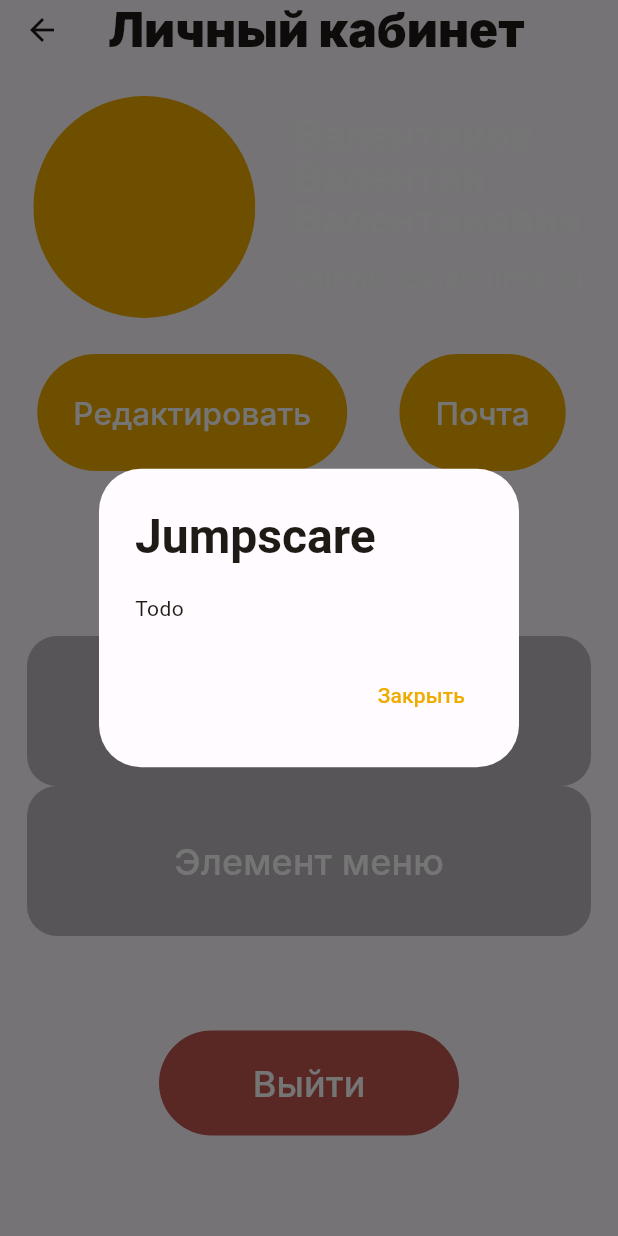
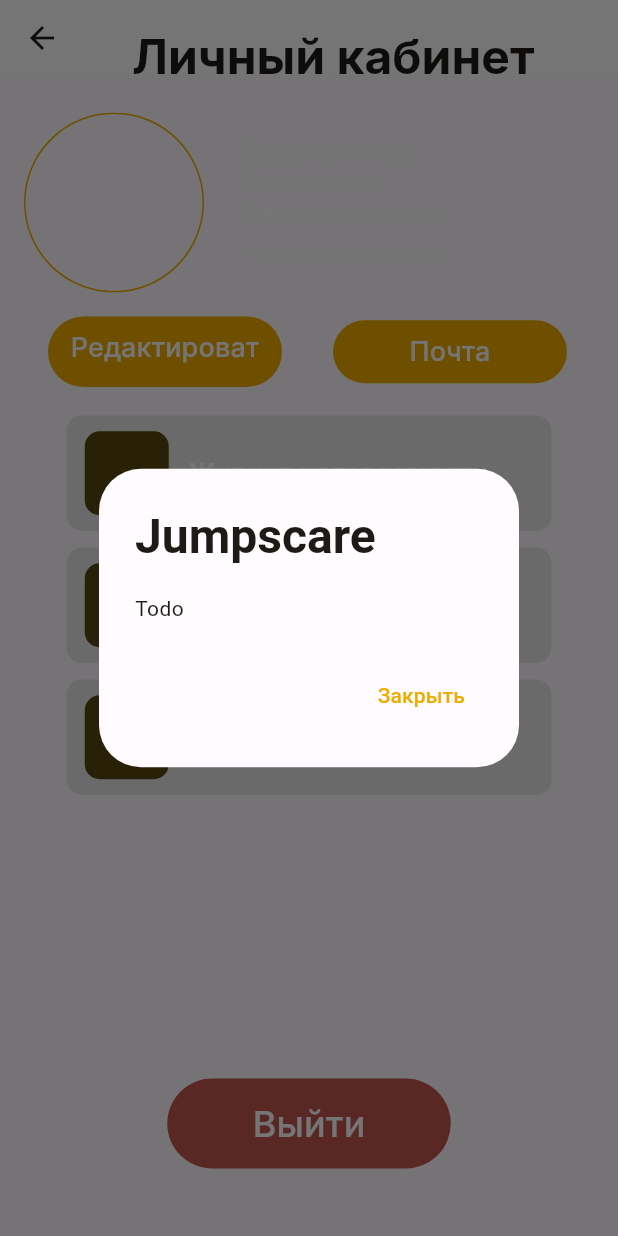
Before and after one commit to xander-07/IQJ, a Flutter app: the AccountScreen screen opened by its route, after a tap on "Редактировать", on a phone screen of 412 x 824 dp. Run offline on Flutter 3.47's test engine with Material 3 defaults, Android fonts, the phone set to English and light mode, and no system bars; our stand-ins replace audioplayers, bloc, cloud_firestore, file_picker, firebase_auth, firebase_core and 11 more; missing offline and left inert: dart:html; accounts and stored records are empty; network calls fail; Roboto replaces fonts that are missing (Inter); project files that could hold a hidden picture were left out.

Commit message:
ЛК исправлен дизайн в соответствии с шаблоном

```diff
--- a/lib/features/account/domain/editButton.dart
+++ b/lib/features/account/domain/editButton.dart
@@ -12,7 +12,7 @@ void showMenuDialog(BuildContext context) {
       ),
     ),
     onPressed: () {
-
+      Navigator.of(context).pop();
     },
   );
 
@@ -45,36 +45,44 @@ class EditButton extends StatefulWidget {
   _EditButtonState createState() => _EditButtonState();
 }
 
-
-
 class _EditButtonState extends State<EditButton> {
   @override
   Widget build(BuildContext context) {
     return Container(
-      margin: const EdgeInsets.only(right: 10),
+      //margin: const EdgeInsets.only(left: 5),
+      child: SizedBox(
+        width: 158,
+        height: 47,
+        child: Align(
+          alignment: Alignment.centerLeft,
           child: TextButton(
             style: ElevatedButton.styleFrom(
-            //alignment: Alignment.center,
-            backgroundColor: const Color.fromARGB(255, 239, 172, 0),
-            padding: const EdgeInsets.all(24),
+              alignment: Alignment.center,
+              backgroundColor: const Color(0xFFEFAC00),
+              padding: const EdgeInsets.symmetric(horizontal: 10, vertical: 8),
               shape: RoundedRectangleBorder(
-              borderRadius: BorderRadius.circular(60),
+                borderRadius: BorderRadius.circular(35),
               ),
             ),
             onPressed: () {
               showMenuDialog(context);
             },
-          child: const Text(
+            child: const SizedBox(
+              width: 136,
+              child: Text(
                 "Редактировать",
                 style: TextStyle(
                   color: Colors.white,
                   fontFamily: 'Inter',
-              fontSize: 21,
+                  fontSize: 18,
                   fontWeight: FontWeight.w500,
+                ),
+                textAlign: TextAlign.center,
+              ),
+            ),
           ),
         ),
       ),
     );
   }
-
 }
--- a/lib/features/account/domain/listButton.dart
+++ b/lib/features/account/domain/listButton.dart
@@ -19,7 +19,6 @@ void showMenuDialog(BuildContext context) {
       ),
     ),
     onPressed: () {
-
     },
   );
 
@@ -51,29 +50,135 @@ class _ListButtonState extends State<ListButton> {
 
   @override
   Widget build(BuildContext context) {
-    return Container(
+    return Column(
+      children: [
+        // Первый контейнер
+        Container(
+          height: 77,
+          width: 323,
           margin: const EdgeInsets.only(left:10, right: 10),
           child: TextButton(
             style: ElevatedButton.styleFrom(
-            backgroundColor: Colors.black26,
+              backgroundColor: Theme.of(context).brightness == Brightness.light
+                  ? const Color(0xFFE8E8E8)
+                  : const Color(0xFF2C2D2F),
               minimumSize: const Size.fromHeight(100),
               shape: RoundedRectangleBorder(
-              borderRadius: BorderRadius.circular(20),
+                borderRadius: BorderRadius.circular(10),
               ),
             ),
             onPressed: () {
               showMenuDialog(context);
             },
-          child: const Text(
-            "Элемент меню",
+            child: Row(
+              children: [
+                Container(
+                  width: 56,
+                  height: 56,
+                  decoration: BoxDecoration(
+                    borderRadius: BorderRadius.circular(10),
+                    color: Color(0xFF594512),
+                  ),
+                ),
+                const SizedBox(width: 13),
+                const Text(
+                  "Журнал успеваемости",
                   style: TextStyle(
                     color: Colors.white,
                     fontFamily: 'Inter',
-              fontSize: 24,
-              fontWeight: FontWeight.w500,
+                    fontSize: 17,
+                    fontWeight: FontWeight.w700,
+                  ),
+                ),
+              ],
             ),
           ),
         ),
+        SizedBox(height: 11,),
+        Container(
+          height: 77,
+          width: 323,
+          margin: const EdgeInsets.only(left:10, right: 10),
+          child: TextButton(
+            style: ElevatedButton.styleFrom(
+              backgroundColor: Theme.of(context).brightness == Brightness.light
+                  ? const Color(0xFFE8E8E8)
+                  : const Color(0xFF2C2D2F),
+              minimumSize: const Size.fromHeight(100),
+              shape: RoundedRectangleBorder(
+                borderRadius: BorderRadius.circular(10),
+              ),
+            ),
+            onPressed: () {
+              showMenuDialog(context);
+            },
+            child: Row(
+              children: [
+                Container(
+                  width: 56,
+                  height: 56,
+                  decoration: BoxDecoration(
+                    borderRadius: BorderRadius.circular(10),
+                    color: Color(0xFF594512),
+                  ),
+                ),
+                const SizedBox(width: 13),
+                const Text(
+                  "Объявления",
+                  style: TextStyle(
+                    color: Colors.white,
+                    fontFamily: 'Inter',
+                    fontSize: 17,
+                    fontWeight: FontWeight.w700,
+                  ),
+                ),
+              ],
+            ),
+          ),
+        ),
+        SizedBox(height: 11,),
+        Container(
+          height: 77,
+          width: 323,
+          margin: const EdgeInsets.only(left:10, right: 10),
+          child: TextButton(
+            style: ElevatedButton.styleFrom(
+              backgroundColor: Theme.of(context).brightness == Brightness.light
+                  ? const Color(0xFFE8E8E8)
+                  : const Color(0xFF2C2D2F),
+              minimumSize: const Size.fromHeight(100),
+              shape: RoundedRectangleBorder(
+                borderRadius: BorderRadius.circular(10),
+              ),
+            ),
+            onPressed: () {
+              showMenuDialog(context);
+            },
+            child: Row(
+              children: [
+                Container(
+                  width: 56,
+                  height: 56,
+                  decoration: BoxDecoration(
+                    borderRadius: BorderRadius.circular(10),
+                    color: Color(0xFF594512),
+                  ),
+                ),
+                const SizedBox(width: 13),
+                const Text(
+                  "Что-то ещё",
+                  style: TextStyle(
+                    color: Colors.white,
+                    fontFamily: 'Inter',
+                    fontSize: 17,
+                    fontWeight: FontWeight.w700,
+                  ),
+                ),
+              ],
+            ),
+          ),
+        ),
+      ],
     );
   }
 }
--- a/lib/features/account/domain/logoffButton.dart
+++ b/lib/features/account/domain/logoffButton.dart
@@ -66,15 +66,17 @@ class LogoffButton extends StatefulWidget {
 class _LogoffButtonState extends State<LogoffButton> {
   @override
   Widget build(BuildContext context) {
-    return Container(
-
+    return Padding(
+      padding: const EdgeInsets.only(bottom: 45.0), // задайте нужное значение отступа
+      child: Container(
+        height: 60,
+        width: 189,
         child: TextButton(
           style: ElevatedButton.styleFrom(
             //alignment: Alignment.center,
-            backgroundColor: const Color.fromARGB(255, 193, 85, 78),
-            fixedSize: Size(200, 70),
+            backgroundColor: const Color(0xFFC1554E),
             shape: RoundedRectangleBorder(
-              borderRadius: BorderRadius.circular(60),
+              borderRadius: BorderRadius.circular(35),
             ),
           ),
           onPressed: () {
@@ -90,7 +92,7 @@ class _LogoffButtonState extends State<LogoffButton> {
             ),
           ),
         ),
+      ),
     );
   }
-
 }
--- a/lib/features/account/domain/mailButton.dart
+++ b/lib/features/account/domain/mailButton.dart
@@ -51,30 +51,40 @@ class _MailButtonState extends State<MailButton> {
   @override
   Widget build(BuildContext context) {
     return Container(
-      margin: const EdgeInsets.only(right: 10),
+      //margin: const EdgeInsets.only(left: 5),
+      child: SizedBox(
+        width: 158,
+        height: 47,
+        child: Align(
+          alignment: Alignment.centerLeft,
           child: TextButton(
             style: ElevatedButton.styleFrom(
-            //alignment: Alignment.center,
-            backgroundColor: const Color.fromARGB(255, 239, 172, 0),
-            padding: const EdgeInsets.all(24),
+              alignment: Alignment.center,
+              backgroundColor: const Color(0xFFEFAC00),
+              padding: const EdgeInsets.symmetric(horizontal: 10, vertical: 8),
               shape: RoundedRectangleBorder(
-              borderRadius: BorderRadius.circular(60),
+                borderRadius: BorderRadius.circular(35),
               ),
             ),
             onPressed: () {
               showMenuDialog(context);
             },
-          child: const Text(
+            child: const SizedBox(
+              width: 136,
+              child: Text(
                 "Почта",
                 style: TextStyle(
                   color: Colors.white,
                   fontFamily: 'Inter',
-              fontSize: 21,
+                  fontSize: 18,
                   fontWeight: FontWeight.w500,
+                ),
+                textAlign: TextAlign.center,
+              ),
+            ),
           ),
         ),
       ),
     );
   }
-
 }
--- a/lib/features/account/domain/profileInfo.dart
+++ b/lib/features/account/domain/profileInfo.dart
@@ -21,18 +21,19 @@ class _ProfileInfoState extends State<ProfileInfo> {
             "Валентинов\nВалентин\nВалентинович",
             style: TextStyle(
               color: Colors.white,
-              fontSize: 28,
-              fontWeight: FontWeight.bold,
+              fontSize: 20,
+              fontWeight: FontWeight.w500,
               height: 1,
             ),
             textAlign: TextAlign.left,
           ),
-          SizedBox(height: 10,),
+          SizedBox(height: 7,),
           Text(
             "valentinov@mirea.ru",
             style: TextStyle(
               color: Colors.white,
-              fontSize: 21,
+              fontSize: 14,
+              fontWeight: FontWeight.w500,
             ),
           ),
         ],
--- a/lib/features/account/domain/profilePicture.dart
+++ b/lib/features/account/domain/profilePicture.dart
@@ -14,12 +14,18 @@ class _ProfilePictureState extends State<ProfilePicture> {
   @override
   Widget build(BuildContext context) {
     return Container(
+      height: 120,
+      width: 120,
       //alignment: Alignment.center,
       child: ClipRRect(
+
         borderRadius: BorderRadius.circular(2.0),
         child: Container(
-          padding: EdgeInsets.all(2), // Border width
-          decoration: BoxDecoration(color: const Color(0xFFEFAC00), shape: BoxShape.circle),
+          padding: EdgeInsets.all(1), // Border width
+          decoration: BoxDecoration(
+            shape: BoxShape.circle,
+            border: Border.all(width: 1.0, color: Color(0xFFEFAC00)),
+          ),
           child: ClipOval(
             child: SizedBox.fromSize(
               size: Size.fromRadius(72), // Image radius
--- a/lib/features/account/presentation/screens/account_screen.dart
+++ b/lib/features/account/presentation/screens/account_screen.dart
@@ -1,11 +1,10 @@
 import 'package:flutter/material.dart';
-import 'package:flutter/widgets.dart';
+import 'package:iqj/features/account/domain/editButton.dart';
+import 'package:iqj/features/account/domain/listButton.dart';
+import 'package:iqj/features/account/domain/logoffButton.dart';
 import 'package:iqj/features/account/domain/mailButton.dart';
+import 'package:iqj/features/account/domain/profileInfo.dart';
 import 'package:iqj/features/account/domain/profilePicture.dart';
-import 'package:iqj/features/account/domain/profileInfo.dart';
-import 'package:iqj/features/account/domain/listButton.dart';
-import 'package:iqj/features/account/domain/editButton.dart';
-import 'package:iqj/features/account/domain/logoffButton.dart';
 // import 'package:iqj/main.dart';
 
 class AccountScreen extends StatefulWidget {
@@ -80,74 +79,76 @@ class _AccountScreenState extends State<AccountScreen> {
 
   @override
   Widget build(BuildContext context) {
-
     return Scaffold(
       appBar: AppBar(
-        toolbarHeight: 40,
+        toolbarHeight: 50,
         scrolledUnderElevation: 0,
-        title: Text(
+        backgroundColor: Theme.of(context).colorScheme.background,
+        title: const Padding(
+          padding: EdgeInsets.only(left: 16.0, top: 25),
+          child: Text(
             'Личный кабинет',
-          style: Theme.of(context).textTheme.titleLarge,
+            style: TextStyle(
+              fontSize: 32,
+              fontWeight: FontWeight.w700,
+            ),
+          ),
         ),
         centerTitle: false,
       ),
-      body:  Center(
+      // Аватарка пользовтеля, ФИО и почта
+      body: Center(
         child: Column(
           mainAxisAlignment: MainAxisAlignment.center,
           crossAxisAlignment: CrossAxisAlignment.center,
           children: [
-              const SizedBox(height: 24),
+            const SizedBox(height: 25),
             const Row(
-                mainAxisAlignment: MainAxisAlignment.center,
+              mainAxisAlignment: MainAxisAlignment.start,
               children: [
+                SizedBox(width: 16,),
                 ProfilePicture(),
                 SizedBox(width: 24),
                 ProfileInfo(),
               ],
             ),
-              const Expanded(
-                child: Column(
+            // Кнопка редактирования и почты
+            const Column(
               children: [
-                  SizedBox(height: 24),
+                SizedBox(height: 16),
                 Row(
                   mainAxisAlignment: MainAxisAlignment.spaceEvenly,
                   children: [
                     EditButton(),
                     MailButton(),
-                    ]
+                  ],
                 ),
               ],
-              )
             ),
+            const SizedBox(height: 11), // расстояние между кнопками и контейнером "Элемент меню"
+            // TODO переделать
             Expanded(
               child: Center(
                 child: Column(
                   mainAxisAlignment: MainAxisAlignment.start,
                   crossAxisAlignment: CrossAxisAlignment.center,
                   children: [
-                    ListView(
+                    SizedBox(
+                      height: 300,
+                      child: ListView(
                         shrinkWrap: true,
                         padding: const EdgeInsets.all(8),
                         children: const [
                           ListButton(),
-                        ListButton(),
                         ],
-                    )
+                      ),
+                    ),
                   ],
                 ),
               ),
             ),
-              const Expanded(child:
-              Center(
-              child: Row(
-                mainAxisAlignment: MainAxisAlignment.center,
-                crossAxisAlignment: CrossAxisAlignment.center,
-                children: [
-                  LogoffButton(),
-                ]
-              ),
-              ),
-              )
+            // кнопка выхода
+            const LogoffButton(),
           ],
         ),
       ),
```
Lines whose indentation alone changed are shown as unchanged.
